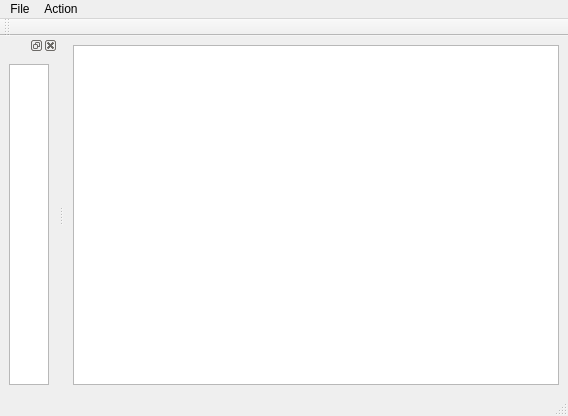
hami9x/Epic-World-box2d-editor, file epicworld.ui: the form before one commit.
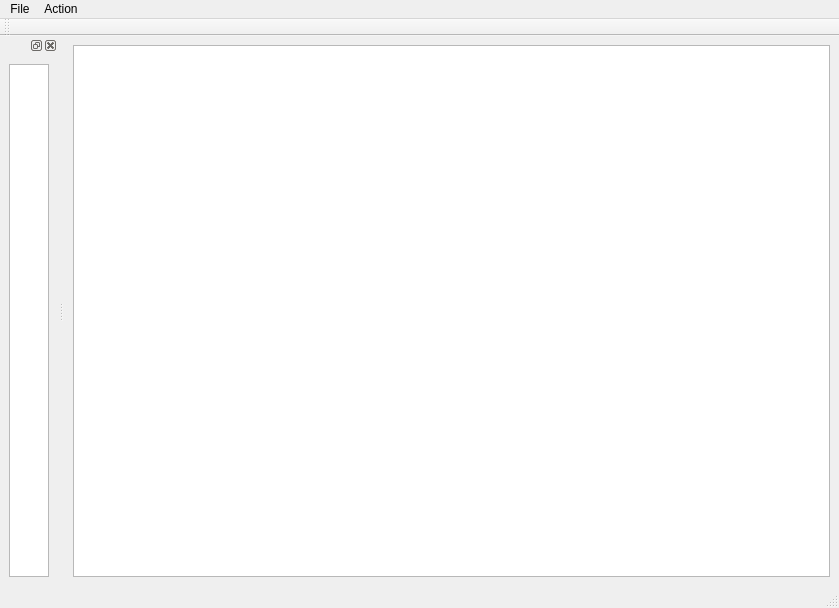
The form after the commit.

What changed in the file:
```diff
--- a/epicworld.ui
+++ b/epicworld.ui
@@ -6,8 +6,8 @@
    <rect>
     <x>0</x>
     <y>0</y>
-    <width>568</width>
-    <height>416</height>
+    <width>839</width>
+    <height>608</height>
    </rect>
   </property>
   <property name="focusPolicy">
@@ -28,7 +28,7 @@
     <rect>
      <x>0</x>
      <y>0</y>
-     <width>568</width>
+     <width>839</width>
      <height>25</height>
     </rect>
    </property>
```
